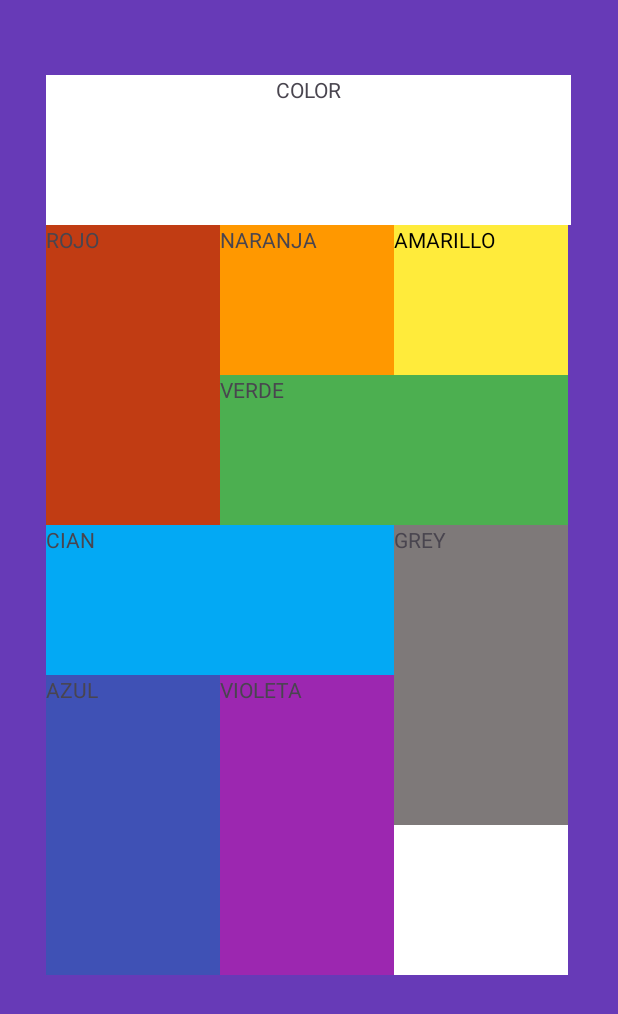
After one commit to SEH0UL/EjercicioPrueba, an Android app: the PruebaExamen_Main screen opened directly, with no data from a screen before it, on a phone screen of 412 x 824 dp. The commit adds this screen. Shown: the top 1014 px of the screen. Run offline under Robolectric (Android 15) with nearby library versions, the phone set to English and light mode, and no system bars.

Commit message:
Nuevo Ejercicio Examen

```diff
--- a/app/src/main/AndroidManifest.xml
+++ b/app/src/main/AndroidManifest.xml
@@ -1,7 +1,6 @@
 <?xml version="1.0" encoding="utf-8"?>
 <manifest xmlns:android="http://schemas.android.com/apk/res/android"
     xmlns:tools="http://schemas.android.com/tools">
-
 
     <application
         android:allowBackup="true"
@@ -14,9 +13,12 @@
         android:theme="@style/Theme.EjercicioPrueba"
         tools:targetApi="31">
         <activity
+            android:name=".PruebaExamen.PruebaExamen_Main"
+            android:exported="false" />
+        <activity
             android:name=".BoardgamesApp.BoardgamesActivity"
-            android:theme="@style/Theme.BoardgamesApp"
-            android:exported="false" />
+            android:exported="false"
+            android:theme="@style/Theme.BoardgamesApp" />
         <activity
             android:name=".IMCapp.ResultActivity"
             android:exported="false" />
--- a/app/src/main/java/com/sehoul/ejercicioprueba/MenuActivity.kt
+++ b/app/src/main/java/com/sehoul/ejercicioprueba/MenuActivity.kt
@@ -8,6 +8,7 @@ import androidx.appcompat.app.AppCompatActivity
 import com.sehoul.ejercicioprueba.BoardgamesApp.BoardgamesActivity
 import com.sehoul.ejercicioprueba.IMCapp.IMCactivity
 import com.sehoul.ejercicioprueba.MessageApp.MainActivity
+import com.sehoul.ejercicioprueba.PruebaExamen.PruebaExamen_Main
 
 class MenuActivity : AppCompatActivity() {
     @SuppressLint("MissingInflatedId")
@@ -18,21 +19,22 @@ class MenuActivity : AppCompatActivity() {
         var btnMessageApp = findViewById<Button>(R.id.btnMessageApp)
         var btnIMCapp = findViewById<Button>(R.id.btnIMCapp)
         var btnBoardgamesApp = findViewById<Button>(R.id.btnBoardgamesApp)
+        var btnPruebaExamen = findViewById<Button>(R.id.btnPruebaExamen)
 
         btnMessageApp.setOnClickListener{navigateToMessageApp()}
         btnBoardgamesApp.setOnClickListener{ navigateToBoardgamesApp() }
         btnIMCapp.setOnClickListener{navigateToIMCapp()}
     }
 
-
-
+    private fun navigateToPruebaExamen(){
+        var intent = Intent (this, PruebaExamen_Main::class.java)
+        startActivity(intent)
+    }
 
     private fun navigateToBoardgamesApp(){
         var intent = Intent(this, BoardgamesActivity::class.java)
         startActivity(intent)
     }
-
-
 
     private fun navigateToMessageApp(){
         var intent = Intent(this, MainActivity::class.java)
--- /dev/null
+++ b/app/src/main/java/com/sehoul/ejercicioprueba/PruebaExamen/PruebaExamen_Main.kt
@@ -0,0 +1,21 @@
+package com.sehoul.ejercicioprueba.PruebaExamen
+
+import android.os.Bundle
+import androidx.activity.enableEdgeToEdge
+import androidx.appcompat.app.AppCompatActivity
+import androidx.core.view.ViewCompat
+import androidx.core.view.WindowInsetsCompat
+import com.sehoul.ejercicioprueba.R
+
+class PruebaExamen_Main : AppCompatActivity() {
+    override fun onCreate(savedInstanceState: Bundle?) {
+        super.onCreate(savedInstanceState)
+        enableEdgeToEdge()
+        setContentView(R.layout.activity_prueba_examen_main)
+        ViewCompat.setOnApplyWindowInsetsListener(findViewById(R.id.main)) { v, insets ->
+            val systemBars = insets.getInsets(WindowInsetsCompat.Type.systemBars())
+            v.setPadding(systemBars.left, systemBars.top, systemBars.right, systemBars.bottom)
+            insets
+        }
+    }
+}
--- a/app/src/main/res/layout/activity_menu.xml
+++ b/app/src/main/res/layout/activity_menu.xml
@@ -36,6 +36,15 @@
         android:layout_marginHorizontal="20dp"
         android:layout_marginTop="20dp"/>
 
+    <Button
+        android:id="@+id/btnPruebaExamen"
+        android:layout_width="match_parent"
+        android:layout_height="wrap_content"
+        android:text="PruebaExamen"
+        android:textSize="25sp"
+        android:layout_marginHorizontal="20dp"
+        android:layout_marginTop="20dp"/>
+
 
 
 </LinearLayout>
--- /dev/null
+++ b/app/src/main/res/layout/activity_prueba_examen_main.xml
@@ -0,0 +1,155 @@
+<?xml version="1.0" encoding="utf-8"?>
+<FrameLayout
+    xmlns:android="http://schemas.android.com/apk/res/android"
+    xmlns:app="http://schemas.android.com/apk/res-auto"
+    xmlns:tools="http://schemas.android.com/tools"
+    android:id="@+id/main"
+    android:layout_width="match_parent"
+    android:layout_height="match_parent"
+    tools:context=".PruebaExamen.PruebaExamen_Main">
+
+    <LinearLayout
+        android:layout_width="match_parent"
+        android:layout_height="match_parent"
+        android:orientation="vertical"
+        android:background="#673AB7">
+
+        <FrameLayout
+            android:layout_width="350dp"
+            android:layout_height="600dp"
+            android:layout_margin="50dp"
+            android:layout_gravity="center">
+
+            <!-- Envolvemos todo en un LinearLayout vertical -->
+            <LinearLayout
+                android:layout_width="match_parent"
+                android:layout_height="match_parent"
+                android:orientation="vertical">
+
+                <!-- Primer LinearLayout -->
+                <LinearLayout
+                    android:layout_width="match_parent"
+                    android:layout_height="100dp"
+                    android:orientation="horizontal">
+
+                    <TextView
+                        android:id="@+id/tv1"
+                        android:layout_width="match_parent"
+                        android:layout_height="100dp"
+                        android:text="COLOR"
+                        android:textAlignment="center"
+                        android:background="@color/white" />
+                </LinearLayout>
+
+
+                <!-- Segundo LinearLayout -->
+                <LinearLayout
+                    android:layout_width="match_parent"
+                    android:layout_height="200dp"
+                    android:orientation="horizontal">
+
+                    <TextView
+                        android:id="@+id/tv2"
+                        android:layout_width="116dp"
+                        android:layout_height="200dp"
+                        android:background="#C13C13"
+                        android:text="ROJO"/>
+
+                    <LinearLayout
+                        android:layout_width="wrap_content"
+                        android:layout_height="wrap_content"
+                        android:orientation="vertical">
+                        <LinearLayout
+                            android:layout_width="wrap_content"
+                            android:layout_height="wrap_content"
+                            android:orientation="horizontal"
+                            android:layout_gravity="center">
+
+                            <TextView
+                                android:layout_width="116dp"
+                                android:layout_height="100dp"
+                                android:background="#FF9800"
+                                android:text="NARANJA"/>
+
+                            <TextView
+                                android:layout_width="116dp"
+                                android:layout_height="100dp"
+                                android:background="#FFEB3B"
+                                android:text="AMARILLO"
+                                android:textColor="@color/black"/>
+
+                        </LinearLayout>
+
+                        <TextView
+                            android:layout_width="232dp"
+                            android:layout_height="150dp"
+                            android:background="#4CAF50"
+                            android:text="VERDE"/>
+                    </LinearLayout>
+
+                </LinearLayout>
+
+                <!-- Tercer LinearLayout -->
+                <LinearLayout
+                    android:layout_width="match_parent"
+                    android:layout_height="300dp"
+                    android:orientation="horizontal"
+                    android:layout_weight="3">
+                    <LinearLayout
+                        android:layout_width="wrap_content"
+                        android:layout_height="wrap_content"
+                        android:orientation="vertical">
+
+                        <TextView
+                            android:layout_width="232dp"
+                            android:layout_height="100dp"
+                            android:background="#03A9F4"
+                            android:text="CIAN"/>
+
+                        <LinearLayout
+                            android:layout_width="wrap_content"
+                            android:layout_height="wrap_content"
+                            android:orientation="horizontal">
+
+                            <TextView
+                                android:layout_width="116dp"
+                                android:layout_height="200dp"
+                                android:background="#3F51B5"
+                                android:text="AZUL"/>
+
+                            <TextView
+                                android:layout_width="116dp"
+                                android:layout_height="200dp"
+                                android:background="#9C27B0"
+                                android:text="VIOLETA"/>
+
+                        </LinearLayout>
+                    </LinearLayout>
+                    <LinearLayout
+                            android:layout_width="wrap_content"
+                            android:layout_height="wrap_content"
+                            android:orientation="vertical">
+
+                        <TextView
+                            android:layout_width="116dp"
+                            android:layout_height="200dp"
+                            android:background="#7E7979"
+                            android:text="GREY"/>
+
+                        <TextView
+                            android:layout_width="116dp"
+                            android:layout_height="100dp"
+                            android:background="@color/white"/>
+                    </LinearLayout>
+
+
+
+                </LinearLayout>
+
+            </LinearLayout>
+
+        </FrameLayout>
+
+    </LinearLayout>
+
+</FrameLayout>
```
